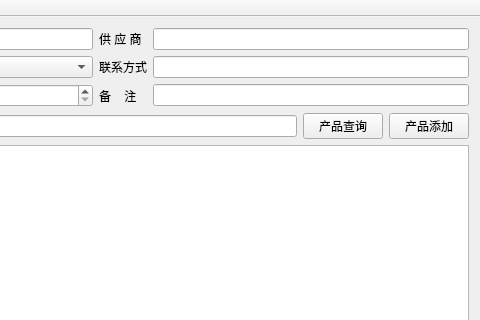
Qt form mainwindow.ui (mengtianwxs/pms) before a commit; both pictures show x 665 to 1145 and y 0 to 320 of the 1145 by 731 pixel window.
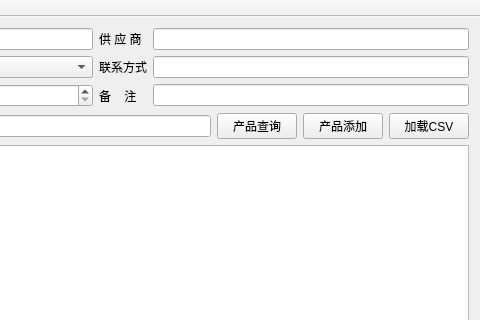
The same form after that commit.

What changed in the file:
```diff
--- a/mainwindow.ui
+++ b/mainwindow.ui
@@ -128,6 +128,13 @@
         </property>
        </widget>
       </item>
+      <item>
+       <widget class="QPushButton" name="pb_loadcsv">
+        <property name="text">
+         <string>加载CSV</string>
+        </property>
+       </widget>
+      </item>
      </layout>
     </item>
     <item>
```
